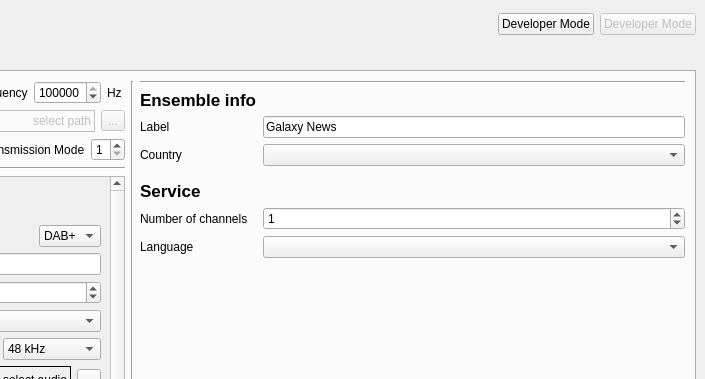
This is python/GUI/user_frontend.ui in kit-cel/gr-dab as Qt 5 draws it before an edit; both pictures show x 441 to 1146 and y 0 to 379 of the 1146 by 739 pixel window. The edited form follows.
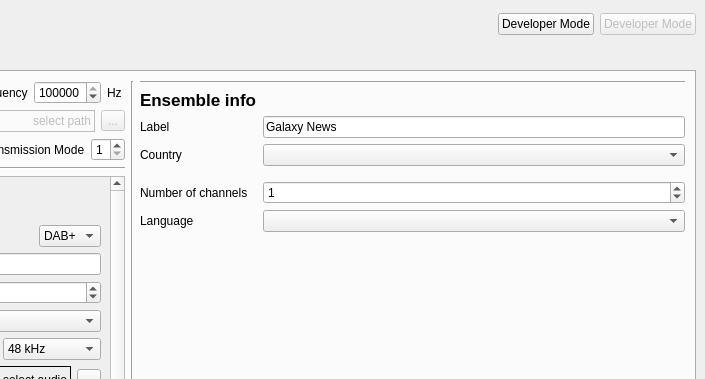
This is the edited form. Icons and pictures are not drawn.

```diff
--- a/python/GUI/user_frontend.ui
+++ b/python/GUI/user_frontend.ui
@@ -2837,27 +2837,13 @@
                </widget>
               </item>
               <item row="4" column="0">
-               <widget class="QLabel" name="label_15">
-                <property name="font">
-                 <font>
-                  <pointsize>13</pointsize>
-                  <weight>75</weight>
-                  <bold>true</bold>
-                 </font>
-                </property>
-                <property name="text">
-                 <string>Service</string>
-                </property>
-               </widget>
-              </item>
-              <item row="5" column="0">
                <widget class="QLabel" name="label_17">
                 <property name="text">
                  <string>Number of channels</string>
                 </property>
                </widget>
               </item>
-              <item row="5" column="1">
+              <item row="4" column="1">
                <widget class="QSpinBox" name="t_spin_num_subch">
                 <property name="maximum">
                  <number>4</number>
@@ -2867,17 +2853,17 @@
                 </property>
                </widget>
               </item>
-              <item row="6" column="0">
+              <item row="5" column="0">
                <widget class="QLabel" name="label_23">
                 <property name="text">
                  <string>Language</string>
                 </property>
                </widget>
               </item>
-              <item row="6" column="1">
+              <item row="5" column="1">
                <widget class="QComboBox" name="t_combo_language"/>
               </item>
-              <item row="7" column="1">
+              <item row="6" column="1">
                <spacer name="verticalSpacer_2">
                 <property name="orientation">
                  <enum>Qt::Vertical</enum>
```
